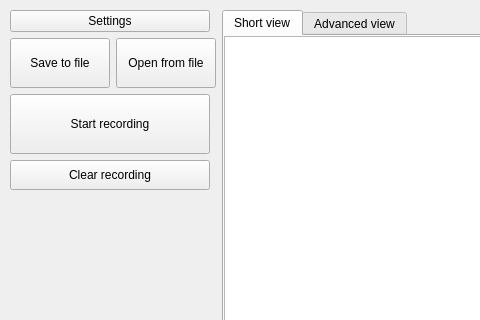
Above: app_ui.ui from Andrew-71/KeyRecorder before the change; both pictures show x 0 to 480 and y 0 to 320 of the 700 by 1000 pixel window. Below: the same form after it.
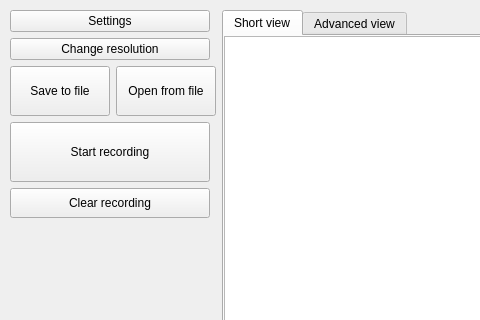
That is the form after the change.

Commit message: Add ability to change recording resolution

The edit to the form file:
```diff
--- a/app_ui.ui
+++ b/app_ui.ui
@@ -60,6 +60,25 @@
          </property>
         </widget>
        </item>
+       <item>
+        <widget class="QPushButton" name="change_res_btn">
+         <property name="sizePolicy">
+          <sizepolicy hsizetype="Fixed" vsizetype="Fixed">
+           <horstretch>0</horstretch>
+           <verstretch>0</verstretch>
+          </sizepolicy>
+         </property>
+         <property name="minimumSize">
+          <size>
+           <width>200</width>
+           <height>0</height>
+          </size>
+         </property>
+         <property name="text">
+          <string>Change resolution</string>
+         </property>
+        </widget>
+       </item>
        <item>
         <layout class="QHBoxLayout" name="horizontalLayout_3">
          <property name="sizeConstraint">
```
The commit also changes 4 other files.
